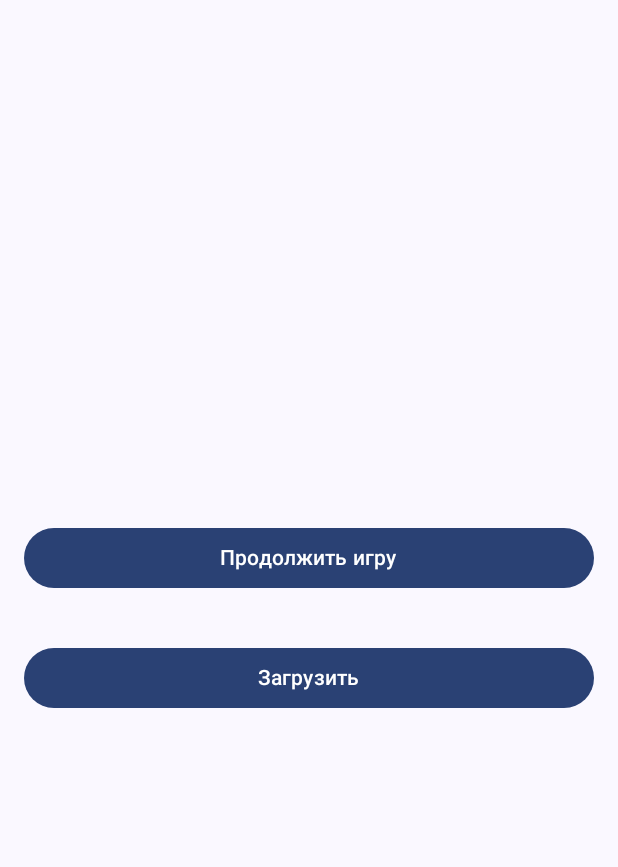
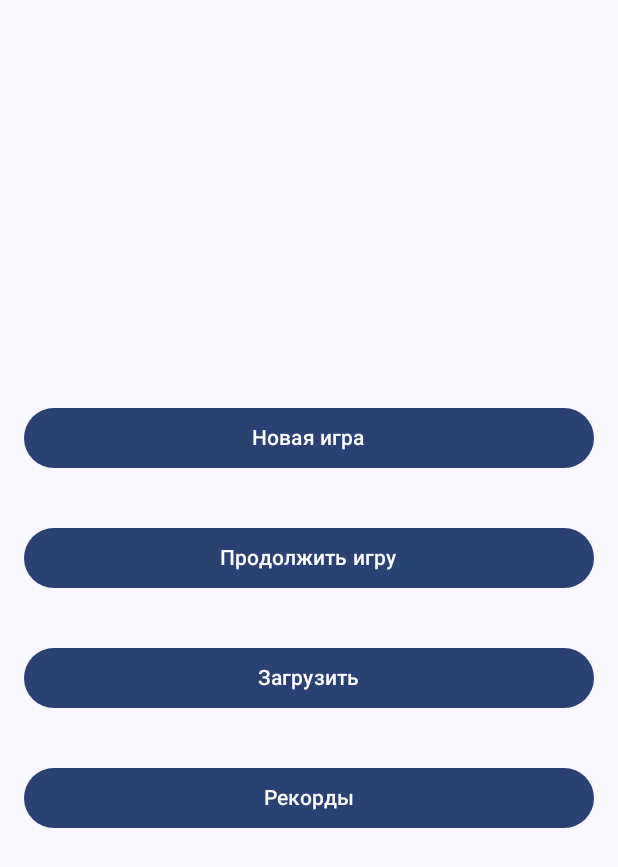
Before and after one commit to mareliberum/Heroes_of_IU3, an Android app built with Jetpack Compose: the screen it shows after launch (MainActivity), on a phone screen of 412 x 824 dp. Shown: the top 867 px of the screen. Run offline under Robolectric (Android 15) with nearby library versions, the phone set to English and light mode, and no system bars; 13 statements that could not run were skipped.

```diff
--- a/app/src/main/java/com/example/heroesofiu3/MainActivity.kt
+++ b/app/src/main/java/com/example/heroesofiu3/MainActivity.kt
@@ -22,6 +22,7 @@ import com.example.heroesofiu3.data.GameSavesDbRepository
 import com.example.heroesofiu3.domain.viewModels.SharedViewModel
 import com.example.heroesofiu3.ui.screens.GameScreen
 import com.example.heroesofiu3.ui.screens.MainScreen
+import com.example.heroesofiu3.ui.screens.RecordsScreen
 import com.example.heroesofiu3.ui.screens.SaveListScreen
 import com.example.heroesofiu3.ui.screens.SaveMenu
 import com.example.heroesofiu3.ui.theme.HeroesOfIU3Theme
@@ -97,6 +98,9 @@ fun App() {
                 composable(Screen.SaveListScreen.route) {
                     SaveListScreen(navController)
                 }
+                composable(Screen.RecordsScreen.route){
+                    RecordsScreen(navController)
+                }
 
             }
 
@@ -111,6 +115,7 @@ sealed class Screen(val route: String) {
     data object SaveMenu : Screen("save_menu")
     data object GameScreen : Screen("game/{gameFieldJson}")
     data object SaveListScreen : Screen("save_list")
+    data object RecordsScreen : Screen("records")
 
 
 
--- a/app/src/main/java/com/example/heroesofiu3/data/DataEntities/GameFieldData.kt
+++ b/app/src/main/java/com/example/heroesofiu3/data/DataEntities/GameFieldData.kt
@@ -3,5 +3,5 @@ package com.example.heroesofiu3.data.DataEntities
 data class GameFieldData(
 	val width: Int,
 	val height: Int,
-	val cells: List<List<CellData>>
+	val cells: List<List<CellData>>,
 )
--- a/app/src/main/java/com/example/heroesofiu3/data/DataEntities/GameSaveEntity.kt
+++ b/app/src/main/java/com/example/heroesofiu3/data/DataEntities/GameSaveEntity.kt
@@ -8,5 +8,6 @@ data class GameSave(
 	@PrimaryKey(autoGenerate = true)
 	val id : Int,
 	val name: String, // Имя сохранения
-	val gameFieldJson: String // JSON-строка GameField
+	val gameFieldJson: String, // JSON-строка GameField
+	val score : Int,  //очки
 )
--- a/app/src/main/java/com/example/heroesofiu3/data/room/AppDatabase.kt
+++ b/app/src/main/java/com/example/heroesofiu3/data/room/AppDatabase.kt
@@ -6,7 +6,7 @@ import androidx.room.Room
 import androidx.room.RoomDatabase
 import com.example.heroesofiu3.data.DataEntities.GameSave
 
-@Database(entities = [GameSave::class], version = 5)
+@Database(entities = [GameSave::class], version = 6)
 abstract class AppDatabase : RoomDatabase() {
 	abstract fun gameSaveDao(): GameSaveDao
 	companion object {
--- a/app/src/main/java/com/example/heroesofiu3/domain/entities/gameField/GameField.kt
+++ b/app/src/main/java/com/example/heroesofiu3/domain/entities/gameField/GameField.kt
@@ -1,5 +1,6 @@
 package com.example.heroesofiu3.domain.entities.gameField
 
+import com.example.heroesofiu3.domain.game.initializeField
 
 class GameField(val width: Int, val height: Int) {
 
@@ -42,5 +43,6 @@ class GameField(val width: Int, val height: Int) {
                 else Terrain.OBSTACLE
             }
         }
+        initializeField(this)
     }
 }
--- a/app/src/main/java/com/example/heroesofiu3/presentation/GameState.kt
+++ b/app/src/main/java/com/example/heroesofiu3/presentation/GameState.kt
@@ -4,6 +4,7 @@ import android.content.Context
 import android.util.Log
 import android.widget.Toast
 import androidx.compose.runtime.getValue
+import androidx.compose.runtime.mutableIntStateOf
 import androidx.compose.runtime.mutableStateOf
 import androidx.compose.runtime.setValue
 import com.example.heroesofiu3.domain.entities.Units.Hero
@@ -22,6 +23,7 @@ class GameState(width: Int, height: Int) {
     var gameField = GameField(width, height)
     var loadedGameField : GameField? = null
 
+
     private var _selectedCell by mutableStateOf<Cell?>(null)
     val selectedCell: Cell?
         get() = _selectedCell
@@ -33,6 +35,14 @@ class GameState(width: Int, height: Int) {
     val isGameOver: String
         get() = _isGameOver
 
+    private var _score by mutableIntStateOf(0)
+    val score : Int
+        get() = _score
+
+    fun setScore(newScore : Int){
+        _score = newScore
+    }
+
 
     fun updateGameField(newGameField: GameField){
         gameField = newGameField
@@ -43,6 +53,7 @@ class GameState(width: Int, height: Int) {
         _selectedCell = null
         _availableMoves.value = emptyList()
         _isGameOver = ""
+        _score = 0
     }
 
     // Обработка действий игрока
@@ -208,6 +219,8 @@ class GameState(width: Int, height: Int) {
                 to.unit = null // Юнит игрока уничтожен
                 if (attacker.isPlayer) {
                     findPlayerCastle()?.castle?.addGold(500)
+                    _score += 1
+                    println("score $_score")
                 } else {
                     findBotCastle()?.castle?.addGold(500)
                 }
--- a/app/src/main/java/com/example/heroesofiu3/ui/screens/GameOverScreen.kt
+++ b/app/src/main/java/com/example/heroesofiu3/ui/screens/GameOverScreen.kt
@@ -24,6 +24,7 @@ fun GameOverScreen(message: String, onRestart: () -> Unit){
     ) {
         Text(text = message, fontSize = 18.sp)
 
+
         Button(onClick = onRestart ) {
             Text(text = "New Game")
         }
--- a/app/src/main/java/com/example/heroesofiu3/ui/screens/MainScreen.kt
+++ b/app/src/main/java/com/example/heroesofiu3/ui/screens/MainScreen.kt
@@ -10,32 +10,50 @@ import androidx.compose.material3.Button
 import androidx.compose.material3.MaterialTheme
 import androidx.compose.material3.Text
 import androidx.compose.runtime.Composable
+import androidx.compose.runtime.collectAsState
+import androidx.compose.runtime.getValue
 import androidx.compose.ui.Modifier
 import androidx.compose.ui.unit.dp
 import androidx.navigation.NavController
-import com.example.heroesofiu3.LocalGameSavesRepository
+import com.example.heroesofiu3.LocalSharedViewModel
 import com.example.heroesofiu3.Screen
 
 @Composable
 fun MainScreen(navController: NavController){
-	LocalGameSavesRepository.current
+	val viewModel = LocalSharedViewModel.current
+	val gameState by viewModel.gameState.collectAsState()
+
 	Column(modifier = Modifier
 		.fillMaxSize()
 		.background(MaterialTheme.colorScheme.background),
 		verticalArrangement = Arrangement.Center
 	) {
 		Button(onClick =
-			{navController.navigate(Screen.GameScreen.route)},
+		{
+			gameState.resetGame()
+			navController.navigate(Screen.GameScreen.route)
+		},
 			modifier = Modifier
 				.fillMaxWidth()
 				.padding(16.dp))
+		{
+			Text(
+				"Новая игра"
+			)
+		}
 
+		Button(onClick =
+			{
+				navController.navigate(Screen.GameScreen.route)
+			},
+			modifier = Modifier
+				.fillMaxWidth()
+				.padding(16.dp))
 		{
 			Text(
 				"Продолжить игру"
 			)
 		}
-
 		Button(
 			onClick =
 			{
@@ -49,5 +67,18 @@ fun MainScreen(navController: NavController){
 			Text("Загрузить")
 		}
 
+		Button(
+			onClick =
+			{
+				navController.navigate(Screen.RecordsScreen.route)
+			},
+			modifier = Modifier
+				.fillMaxWidth()
+				.padding(16.dp),
+		)
+		{
+			Text("Рекорды")
+		}
+
 	}
 }
--- a/app/src/main/java/com/example/heroesofiu3/ui/screens/SaveListScreen.kt
+++ b/app/src/main/java/com/example/heroesofiu3/ui/screens/SaveListScreen.kt
@@ -147,6 +147,7 @@ fun SaveListScreen(navController: NavController? = null) {
 						coroutineScope.launch(Dispatchers.IO) {
 							// При обновлении запускает Launched Effect на обновление экрана
 							gameState.loadedGameField = repository.loadGame(context, save.id)
+							gameState.setScore(repository.getScore(context, save.id) ?: 0)
 							withContext(Dispatchers.Main){
 								navController?.navigate(Screen.GameScreen.route)
 							}
--- a/app/src/main/java/com/example/heroesofiu3/ui/screens/SaveMenu.kt
+++ b/app/src/main/java/com/example/heroesofiu3/ui/screens/SaveMenu.kt
@@ -44,7 +44,7 @@ fun SaveMenu(navController: NavController) {
 		Button(
 			onClick = {
 				coroutineScope.launch(Dispatchers.IO) {
-					repository.saveGame(context, gameField, getCurrentDateTime())
+					repository.saveGame(context, gameField, getCurrentDateTime(), gameState.score)
 				}
 			},
 			modifier = Modifier
@@ -59,6 +59,7 @@ fun SaveMenu(navController: NavController) {
 				coroutineScope.launch(Dispatchers.IO) {
 					// При обновлении запускает Launched Effect на обновление экрана
 					gameState.loadedGameField = repository.loadGame(context, 1)
+					gameState.setScore(repository.getScore(context, 1) ?: 0)
 					withContext(Dispatchers.Main){
 						navController.popBackStack()
 					}
```
Also changed, not shown: app/src/main/java/com/example/heroesofiu3/data/GameSavesDbRepository.kt (+10 -3 lines), app/src/main/java/com/example/heroesofiu3/ui/screens/GameScreen.kt (+16 -9 lines), app/src/main/java/com/example/heroesofiu3/ui/screens/RecordsScreen.kt (added, +193 -0 lines), 1 other file.
